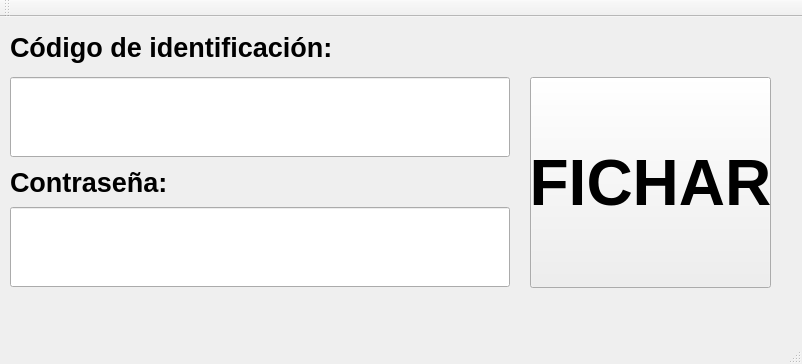
Qt form Client_Fichaje_Plantilla/ui/mainwindow.ui (MartiHui/GSDAM_Fichaje_Plantilla) before a commit.
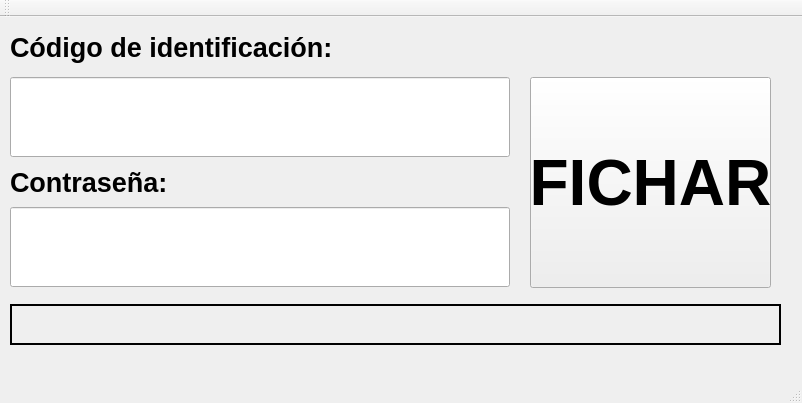
The same form after that commit.

What changed in the file:
```diff
--- a/Client_Fichaje_Plantilla/ui/mainwindow.ui
+++ b/Client_Fichaje_Plantilla/ui/mainwindow.ui
@@ -7,7 +7,7 @@
     <x>0</x>
     <y>0</y>
     <width>802</width>
-    <height>364</height>
+    <height>403</height>
    </rect>
   </property>
   <property name="windowTitle">
@@ -113,6 +113,38 @@
      <string>FICHAR</string>
     </property>
    </widget>
+   <widget class="QLabel" name="infoLabel">
+    <property name="geometry">
+     <rect>
+      <x>10</x>
+      <y>287</y>
+      <width>771</width>
+      <height>41</height>
+     </rect>
+    </property>
+    <property name="font">
+     <font>
+      <pointsize>24</pointsize>
+      <weight>75</weight>
+      <bold>true</bold>
+     </font>
+    </property>
+    <property name="autoFillBackground">
+     <bool>false</bool>
+    </property>
+    <property name="frameShape">
+     <enum>QFrame::Box</enum>
+    </property>
+    <property name="frameShadow">
+     <enum>QFrame::Plain</enum>
+    </property>
+    <property name="lineWidth">
+     <number>2</number>
+    </property>
+    <property name="text">
+     <string/>
+    </property>
+   </widget>
   </widget>
   <widget class="QMenuBar" name="menuBar">
    <property name="geometry">
```
